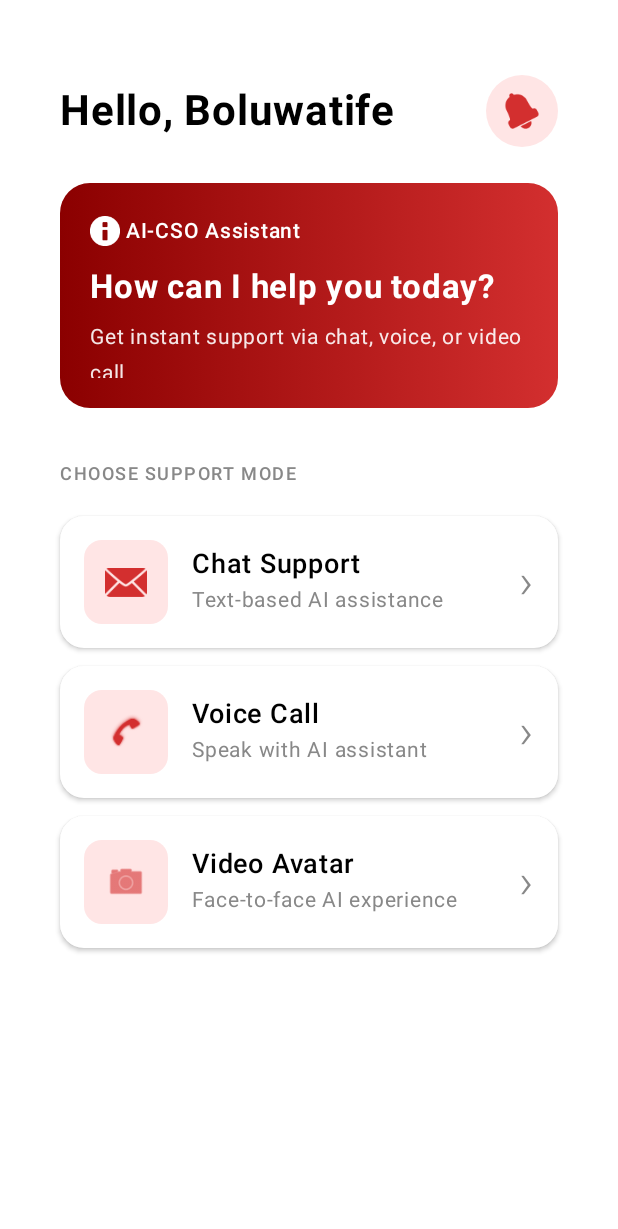
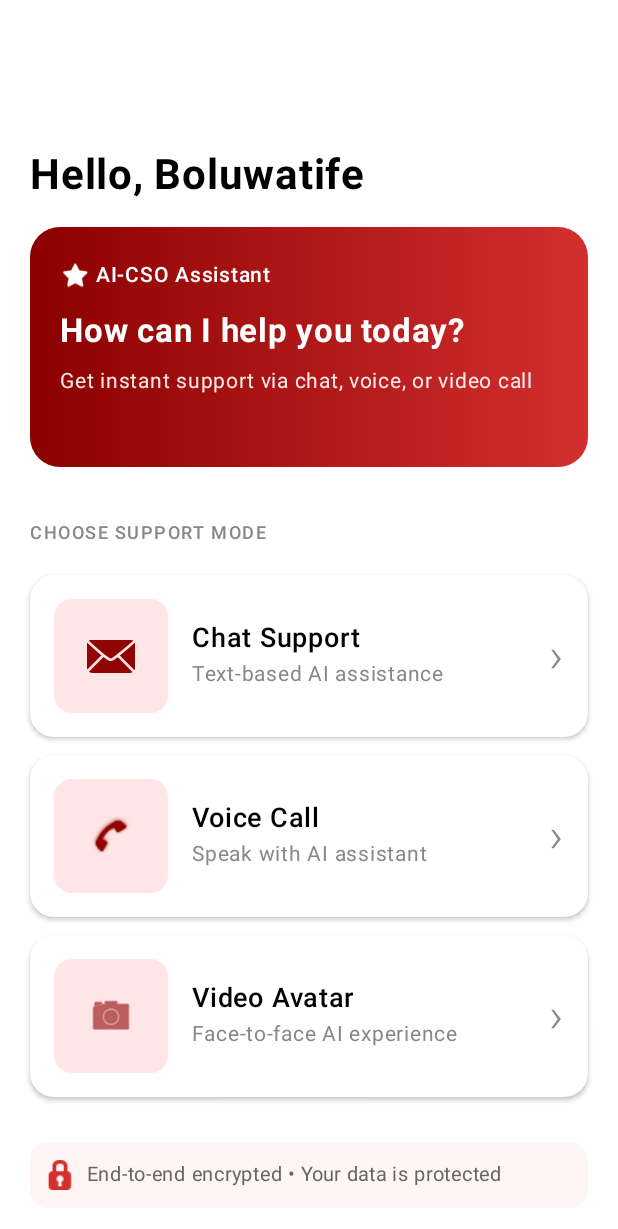
Before and after one commit to BITMobileDev/AICSO, an Android app built with Jetpack Compose: the screen it shows after launch (MainActivity), on a phone screen of 412 x 824 dp. Shown: the top 1229 px of the screen. Run offline under Robolectric (Android 15) with nearby library versions, the phone set to English and light mode, and no system bars.

Commit message:
fix: updated Homescreen UI

```diff
--- a/app/src/main/java/com/aicso/ui/screens/homescreen/HomeScreen.kt
+++ b/app/src/main/java/com/aicso/ui/screens/homescreen/HomeScreen.kt
@@ -39,10 +39,10 @@ fun HomeScreen(navController: NavController) {
             .fillMaxSize()
             .background(Color.White)
             .verticalScroll(rememberScrollState())
-            .padding(horizontal = 40.dp)
+            .padding(horizontal = 20.dp)
     ) {
         // Status Bar Space
-        Spacer(modifier = Modifier.height(50.dp))
+        Spacer(modifier = Modifier.height(100.dp))
 
         // Header with Notification
         Row(
@@ -57,10 +57,10 @@ fun HomeScreen(navController: NavController) {
                 color = Color.Black
             )
 
-            NotificationButton(onClick = { /* Handle notification */ })
+//            NotificationButton(onClick = { /* Handle notification */ })
         }
 
-        Spacer(modifier = Modifier.height(24.dp))
+        Spacer(modifier = Modifier.height(18.dp))
 
         // AI Assistant Banner
         AIAssistantBanner()
@@ -98,47 +98,47 @@ fun HomeScreen(navController: NavController) {
         Spacer(modifier = Modifier.height(12.dp))
 
         SupportModeCard(
-            iconRes = android.R.drawable.ic_menu_camera, // Replace with your video icon
+            iconRes = android.R.drawable.ic_menu_camera,
             title = "Video Avatar",
             subtitle = "Face-to-face AI experience",
             onClick = { /* Navigate to video avatar */ }
         )
 
-        Spacer(modifier = Modifier.height(24.dp))
+        Spacer(modifier = Modifier.height(30.dp))
 
         // Security Footer
-//        SecurityFooter()
+        SecurityFooter()
 
         Spacer(modifier = Modifier.height(24.dp))
     }
 }
 
-@Composable
-fun NotificationButton(onClick: () -> Unit) {
-    IconButton(
-        onClick = onClick,
-        modifier = Modifier
-            .size(48.dp)
-            .background(
-                color = Color(0xFFFFE5E5),
-                shape = CircleShape
-            )
-    ) {
-        Icon(
-            painter = painterResource(id = android.R.drawable.ic_popup_reminder), // Replace with bell icon
-            contentDescription = "Notifications",
-            tint = Color(0xFFD32F2F),
-            modifier = Modifier.size(24.dp)
-        )
-    }
-}
+//@Composable
+//fun NotificationButton(onClick: () -> Unit) {
+//    IconButton(
+//        onClick = onClick,
+//        modifier = Modifier
+//            .size(48.dp)
+//            .background(
+//                color = Color(0xFFFFE5E5),
+//                shape = CircleShape
+//            )
+//    ) {
+//        Icon(
+//            painter = painterResource(id = android.R.drawable.ic_popup_reminder), // Replace with bell icon
+//            contentDescription = "Notifications",
+//            tint = Color(0xFFD32F2F),
+//            modifier = Modifier.size(24.dp)
+//        )
+//    }
+//}
 
 @Composable
 fun AIAssistantBanner() {
     Card(
         modifier = Modifier
             .fillMaxWidth()
-            .height(150.dp),
+            .height(160.dp),
         shape = RoundedCornerShape(20.dp),
         colors = CardDefaults.cardColors(
             containerColor = Color.Transparent
@@ -162,7 +162,7 @@ fun AIAssistantBanner() {
                     verticalAlignment = Alignment.CenterVertically
                 ) {
                     Icon(
-                        painter = painterResource(id = android.R.drawable.ic_dialog_info),
+                        painter = painterResource(id = android.R.drawable.btn_star_big_on),
                         contentDescription = null,
                         tint = Color.White,
                         modifier = Modifier.size(20.dp)
@@ -223,7 +223,7 @@ fun SupportModeCard(
             // Icon Container
             Box(
                 modifier = Modifier
-                    .size(56.dp)
+                    .size(76.dp)
                     .background(
                         color = Color(0xFFFFE5E5),
                         shape = RoundedCornerShape(12.dp)
@@ -233,8 +233,8 @@ fun SupportModeCard(
                 Icon(
                     painter = painterResource(id = iconRes),
                     contentDescription = title,
-                    tint = Color(0xFFD32F2F),
-                    modifier = Modifier.size(28.dp)
+                    tint = Color(0xFF900404),
+                    modifier = Modifier.size(32.dp)
                 )
             }
 
@@ -268,29 +268,29 @@ fun SupportModeCard(
     }
 }
 
-//@Composable
-//fun SecurityFooter() {
-//    Row(
-//        modifier = Modifier
-//            .fillMaxWidth()
-//            .background(
-//                color = Color(0xFFFFF5F5),
-//                shape = RoundedCornerShape(12.dp)
-//            )
-//            .padding(16.dp),
-//        verticalAlignment = Alignment.CenterVertically
-//    ) {
-//        Icon(
-//            painter = painterResource(id = android.R.drawable.ic_secure),
-//            contentDescription = "Security",
-//            tint = Color(0xFFD32F2F),
-//            modifier = Modifier.size(20.dp)
-//        )
-//        Text(
-//            text = " End-to-end encrypted • Your data is protected",
-//            fontSize = 13.sp,
-//            color = Color(0xFF666666),
-//            modifier = Modifier.padding(start = 4.dp)
-//        )
-//    }
-//}
+@Composable
+fun SecurityFooter() {
+    Row(
+        modifier = Modifier
+            .fillMaxWidth()
+            .background(
+                color = Color(0xFFFFF5F5),
+                shape = RoundedCornerShape(12.dp)
+            )
+            .padding(10.dp),
+        verticalAlignment = Alignment.CenterVertically
+    ) {
+        Icon(
+            painter = painterResource(id = android.R.drawable.ic_secure),
+            contentDescription = "Security",
+            tint = Color(0xFFD32F2F),
+            modifier = Modifier.size(20.dp)
+        )
+        Text(
+            text = " End-to-end encrypted • Your data is protected",
+            fontSize = 13.sp,
+            color = Color(0xFF666666),
+            modifier = Modifier.padding(start = 4.dp)
+        )
+    }
+}
```
